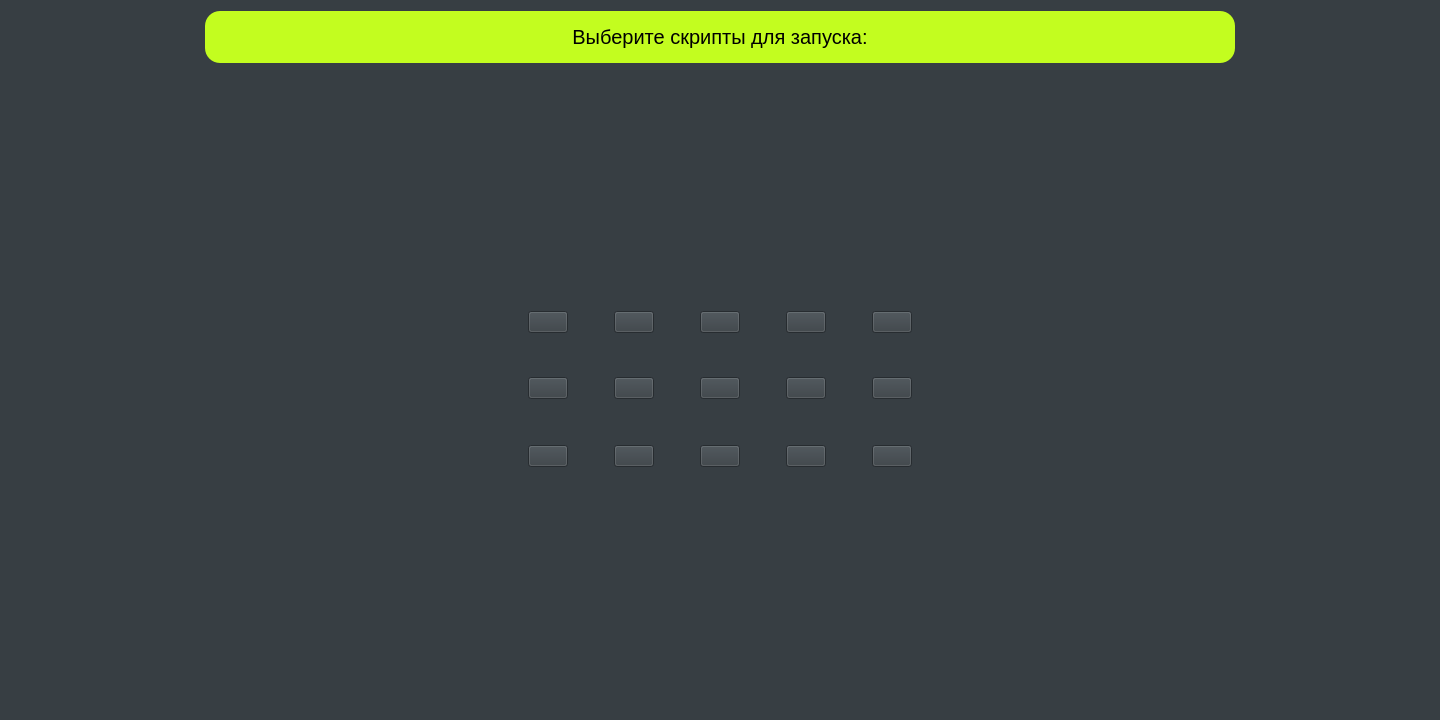
Old version of the form const/scripts.ui in the repository niotu/ScriptGUI.
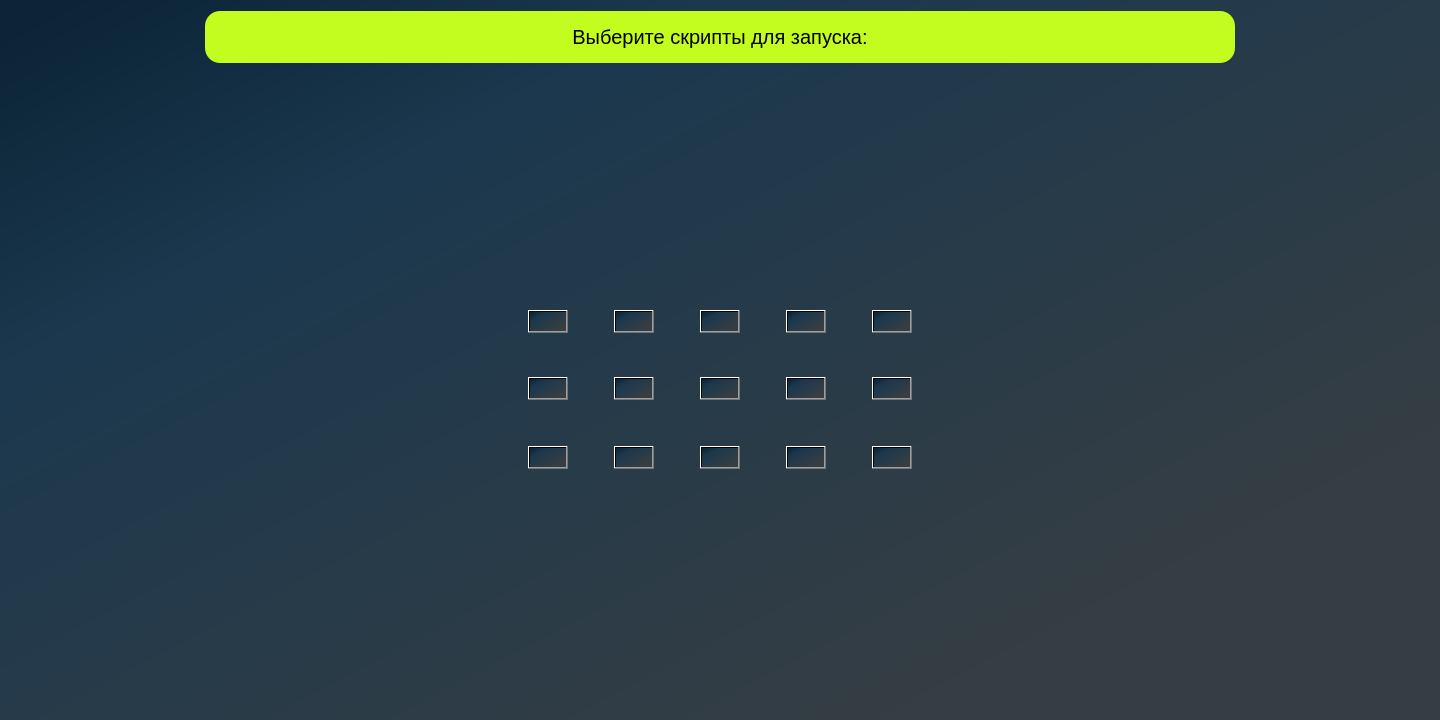
New version of the form.

The edit to the form file:
```diff
--- a/const/scripts.ui
+++ b/const/scripts.ui
@@ -14,7 +14,7 @@
    <string>Form</string>
   </property>
   <property name="styleSheet">
-   <string notr="true">background: #373E43</string>
+   <string notr="true">background-color: qlineargradient(spread:pad, x1:1, y1:1, x2:0, y2:0.051, stop:0 rgba(55, 62, 67, 255), stop:0.159091 rgba(55, 62, 67, 255), stop:0.767045 rgba(27, 56, 78, 255), stop:1 rgba(11, 36, 54, 255));</string>
   </property>
   <layout class="QGridLayout" name="gridLayout">
    <item row="22" column="0">
```
